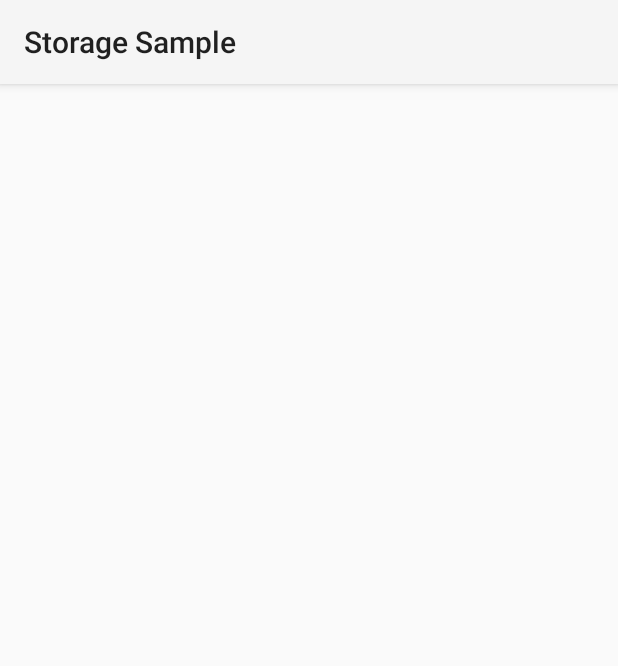
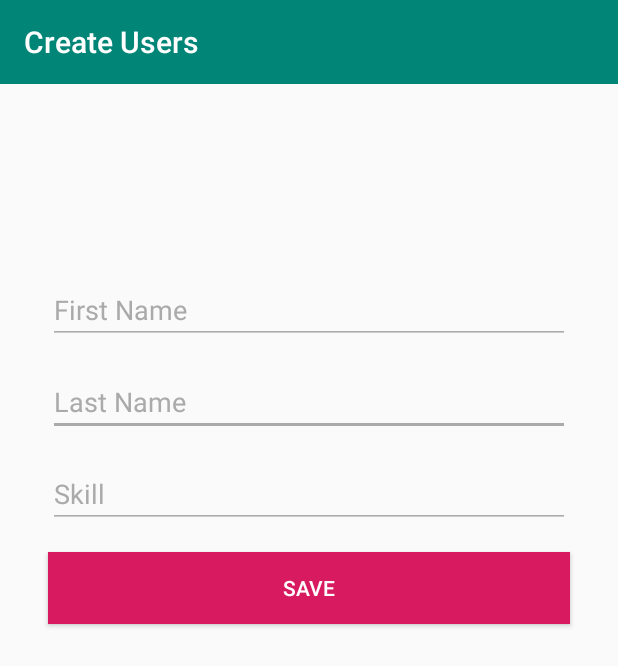
Before and after one commit to pjmatuck/android-storage, an Android app: the screen it shows after launch (CreateUser), in the options menu, after a tap on "Create Users", on a phone screen of 412 x 824 dp. Shown: the top 666 px of the screen. Run offline under Robolectric (Android 15) with nearby library versions, the phone set to English and light mode, and no system bars; our stand-ins replace Room's generated code.

```diff
--- a/app/build.gradle
+++ b/app/build.gradle
@@ -20,6 +20,10 @@ android {
 }
 
 dependencies {
+    def room_version = "2.2.0-rc01"
+
+    implementation "androidx.room:room-runtime:$room_version"
+    annotationProcessor "androidx.room:room-compiler:$room_version"
     implementation fileTree(dir: 'libs', include: ['*.jar'])
     implementation 'androidx.appcompat:appcompat:1.0.2'
     //noinspection GradleCompatible
--- a/app/src/main/java/com/learn/storage/activities/CreateUser.java
+++ b/app/src/main/java/com/learn/storage/activities/CreateUser.java
@@ -1,16 +1,47 @@
 package com.learn.storage.activities;
 
 import androidx.appcompat.app.AppCompatActivity;
+import androidx.room.Room;
 
 import android.os.Bundle;
+import android.view.View;
+import android.widget.EditText;
 
 import com.learn.storage.R;
+import com.learn.storage.dao.UserDao;
+import com.learn.storage.database.AppDataBase;
+import com.learn.storage.model.User;
 
 public class CreateUser extends AppCompatActivity {
+
+    AppDataBase db;
+
+    EditText et_first_name, et_last_name, et_skill;
 
     @Override
     protected void onCreate(Bundle savedInstanceState) {
         super.onCreate(savedInstanceState);
         setContentView(R.layout.activity_create_user);
+
+        db = AppDataBase.getAppDatabase(getApplicationContext());
+
+        et_first_name = findViewById(R.id.et_first_name);
+        et_last_name = findViewById(R.id.et_last_name);
+        et_skill = findViewById(R.id.et_skill);
     }
+
+    public void saveUser(View view){
+        UserDao userDao = db.userDao();
+        User user = new User(
+                et_first_name.getText().toString(),
+                et_last_name.getText().toString(),
+                et_skill.getText().toString()
+        );
+        try {
+            userDao.insertUser(user);
+        } catch (Exception e){
+            e.printStackTrace();
+        }
+    }
+
 }
--- a/app/src/main/java/com/learn/storage/activities/MainActivity.java
+++ b/app/src/main/java/com/learn/storage/activities/MainActivity.java
@@ -1,27 +1,69 @@
 package com.learn.storage.activities;
 
 import android.content.Intent;
+import android.nfc.Tag;
 import android.os.Bundle;
+import android.util.Log;
 import android.view.Menu;
 import android.view.MenuItem;
+import android.widget.ArrayAdapter;
+import android.widget.ListView;
+import android.widget.Toast;
 
 import androidx.annotation.NonNull;
 import androidx.appcompat.app.AppCompatActivity;
 import androidx.appcompat.widget.Toolbar;
+import androidx.room.Room;
 
 import com.learn.storage.R;
+import com.learn.storage.dao.UserDao;
+import com.learn.storage.database.AppDataBase;
+import com.learn.storage.model.User;
+
+import java.util.ArrayList;
+import java.util.List;
 
 public class MainActivity extends AppCompatActivity {
 
     Toolbar toolbar;
+    AppDataBase db;
+    UserDao userDao;
+    List<User> users;
+    ListView listViewDBNames;
 
     @Override
     protected void onCreate(Bundle savedInstanceState) {
         super.onCreate(savedInstanceState);
         setContentView(R.layout.activity_main);
 
+        listViewDBNames = findViewById(R.id.lv_db_names);
         toolbar = findViewById(R.id.mainToolBar);
         setSupportActionBar(toolbar);
+
+        db = AppDataBase.getAppDatabase(getApplicationContext());
+
+        userDao = db.userDao();
+
+    }
+
+    @Override
+    protected void onResume() {
+        super.onResume();
+        users = userDao.getAll();
+
+        ArrayList<String> idsAndNames = new ArrayList<String>();
+
+        if(users.size() > 0) {
+            for (User u : users) {
+                idsAndNames.add(u.getId() + " " + u.getFirstName());
+            }
+//            for (User u : users) {
+//                Toast.makeText(getApplicationContext(), u.getId() + " " + u.getFirstName() + "\n", Toast.LENGTH_SHORT).show();
+//            }
+            ArrayAdapter<String> arrayAdapter = new ArrayAdapter<String>(this, android.R.layout.simple_list_item_1, idsAndNames);
+            arrayAdapter.notifyDataSetChanged();
+            listViewDBNames.setAdapter(arrayAdapter);
+        }
     }
 
     @Override
--- /dev/null
+++ b/app/src/main/java/com/learn/storage/dao/UserDao.java
@@ -0,0 +1,19 @@
+package com.learn.storage.dao;
+
+import androidx.room.Dao;
+import androidx.room.Insert;
+import androidx.room.Query;
+
+import com.learn.storage.model.User;
+
+import java.util.List;
+
+@Dao
+public interface UserDao {
+
+    @Query("SELECT * FROM user")
+    List<User> getAll();
+
+    @Insert
+    void insertUser(User... user);
+}
--- /dev/null
+++ b/app/src/main/java/com/learn/storage/database/AppDataBase.java
@@ -0,0 +1,26 @@
+package com.learn.storage.database;
+
+import android.content.Context;
+
+import androidx.room.Database;
+import androidx.room.Room;
+import androidx.room.RoomDatabase;
+
+import com.learn.storage.dao.UserDao;
+import com.learn.storage.model.User;
+
+@Database(entities = {User.class}, version = 1)
+public abstract class AppDataBase extends RoomDatabase {
+    public abstract UserDao userDao();
+
+    public static AppDataBase INSTANCE;
+
+    public static AppDataBase getAppDatabase(Context context) {
+        if (INSTANCE == null) {
+            INSTANCE = Room.databaseBuilder(context.getApplicationContext(), AppDataBase.class, "room-test")
+                    .allowMainThreadQueries()
+                    .build();
+        }
+        return INSTANCE;
+    }
+}
--- a/app/src/main/res/layout/activity_create_user.xml
+++ b/app/src/main/res/layout/activity_create_user.xml
@@ -1,10 +1,92 @@
 <?xml version="1.0" encoding="utf-8"?>
-<androidx.constraintlayout.widget.ConstraintLayout xmlns:android="http://schemas.android.com/apk/res/android"
+<androidx.constraintlayout.widget.ConstraintLayout
+    xmlns:android="http://schemas.android.com/apk/res/android"
     xmlns:app="http://schemas.android.com/apk/res-auto"
     xmlns:tools="http://schemas.android.com/tools"
     android:layout_width="match_parent"
     android:layout_height="match_parent"
-    tools:context=".activities.CreateUser"
-    android:theme="@style/Theme.AppCompat.Light">
+    android:theme="@style/Theme.AppCompat.NoActionBar"
+    tools:context=".activities.CreateUser">
+
+    <androidx.appcompat.widget.Toolbar
+        android:id="@+id/toolbar"
+        android:layout_width="0dp"
+        android:layout_height="wrap_content"
+        android:background="@color/colorPrimary"
+        android:minHeight="?attr/actionBarSize"
+        android:theme="?attr/actionBarTheme"
+        app:title="@string/register_users_button"
+        app:layout_constraintEnd_toEndOf="parent"
+        app:layout_constraintStart_toStartOf="parent"
+        app:layout_constraintTop_toTopOf="parent" />
+
+    <Button
+        android:id="@+id/button"
+        android:layout_width="0dp"
+        android:layout_height="wrap_content"
+        android:layout_marginStart="32dp"
+        android:layout_marginTop="16dp"
+        android:layout_marginEnd="32dp"
+        android:background="@color/colorAccent"
+        android:onClick="saveUser"
+        android:text="Save"
+        android:textColor="@android:color/white"
+        app:layout_constraintEnd_toEndOf="parent"
+        app:layout_constraintHorizontal_bias="0.498"
+        app:layout_constraintStart_toStartOf="parent"
+        app:layout_constraintTop_toBottomOf="@+id/et_skill" />
+
+    <EditText
+        android:id="@+id/et_last_name"
+        android:layout_width="0dp"
+        android:layout_height="wrap_content"
+        android:layout_marginStart="32dp"
+        android:layout_marginTop="16dp"
+        android:layout_marginEnd="32dp"
+        android:ems="10"
+        android:hint="Last Name"
+        android:inputType="textPersonName"
+        android:textColor="@android:color/black"
+        android:textColorHint="@android:color/darker_gray"
+        android:backgroundTint="@android:color/darker_gray"
+        app:layout_constraintEnd_toEndOf="parent"
+        app:layout_constraintStart_toStartOf="parent"
+        app:layout_constraintTop_toBottomOf="@+id/et_first_name" />
+
+    <EditText
+        android:id="@+id/et_skill"
+        android:layout_width="0dp"
+        android:layout_height="wrap_content"
+        android:layout_marginStart="32dp"
+        android:layout_marginTop="16dp"
+        android:layout_marginEnd="32dp"
+        android:ems="10"
+        android:hint="Skill"
+        android:inputType="textPersonName"
+        android:textColor="@android:color/black"
+        android:textColorHint="@android:color/darker_gray"
+        android:backgroundTint="@android:color/darker_gray"
+        app:layout_constraintEnd_toEndOf="parent"
+        app:layout_constraintStart_toStartOf="parent"
+        app:layout_constraintTop_toBottomOf="@+id/et_last_name" />
+
+    <EditText
+        android:id="@+id/et_first_name"
+        style="@android:style/Widget.DeviceDefault.Light.EditText"
+        android:layout_width="0dp"
+        android:layout_height="wrap_content"
+        android:layout_marginStart="32dp"
+        android:layout_marginTop="128dp"
+        android:layout_marginEnd="32dp"
+        android:ems="10"
+        android:hint="First Name"
+        android:inputType="textPersonName"
+        android:textColor="@android:color/black"
+        android:textColorHint="@android:color/darker_gray"
+        android:textCursorDrawable="@android:color/darker_gray"
+        android:backgroundTint="@android:color/darker_gray"
+        app:layout_constraintEnd_toEndOf="parent"
+        app:layout_constraintStart_toStartOf="parent"
+        app:layout_constraintTop_toBottomOf="@+id/toolbar" />
 
 </androidx.constraintlayout.widget.ConstraintLayout>
```
Also changed, not shown: app/src/main/AndroidManifest.xml (+5 -5 lines), app/src/main/java/com/learn/storage/model/User.java (+22 -8 lines), app/src/main/res/layout/activity_main.xml (+9 -3 lines).
